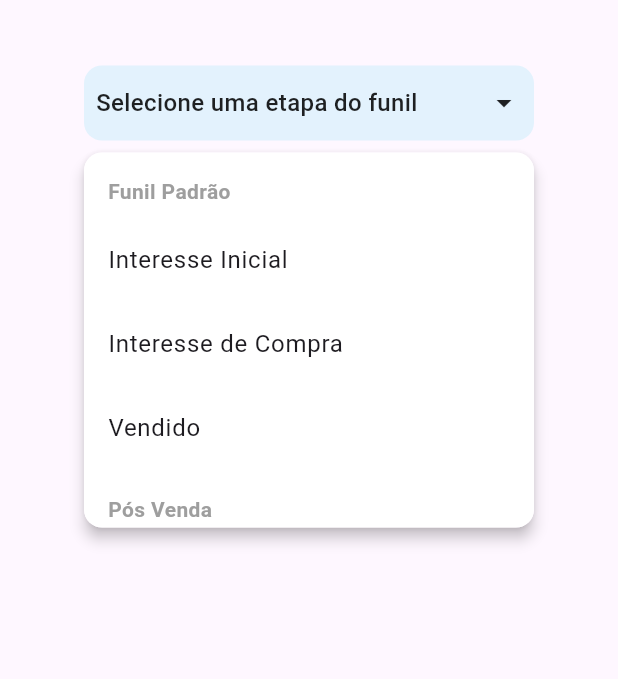
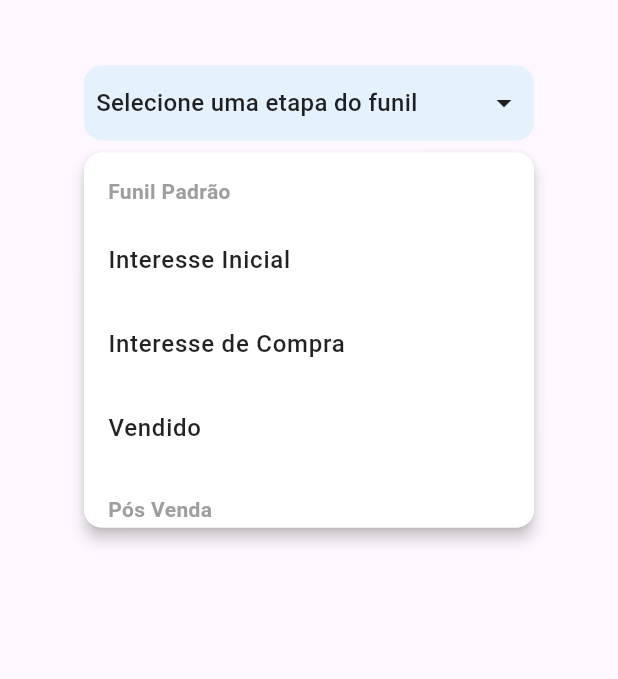
Before and after one commit to pradoui/tp_dropdown_2list, a Flutter app: the screen it shows after launch, after a tap on "Selecione uma etapa do funil", on a phone screen of 412 x 824 dp. Shown: the part 557-1236 px from the top of the screen. Run offline on Flutter 3.47's test engine with Material 3 defaults, Android fonts, the phone set to English and light mode, and no system bars.

Commit message:
Fix dropdown positioning and text style application - v1.0.1

```diff
--- a/lib/dropdown_2list.dart
+++ b/lib/dropdown_2list.dart
@@ -177,6 +177,12 @@ class _Dropdown2ListState extends State<Dropdown2List>
     final Offset offset = renderBox.localToGlobal(Offset.zero);
     final Size size = renderBox.size;
 
+    // Calcular se há espaço suficiente abaixo
+    final screenHeight = MediaQuery.of(context).size.height;
+    final spaceBelow = screenHeight - offset.dy - size.height;
+    final dropdownHeight = 250.0; // Altura máxima do dropdown
+    final shouldOpenUp = spaceBelow < dropdownHeight + 20; // 20px de margem
+
     _controller.value = 0;
     _hoveredIndexNotifier.value = null;
 
@@ -188,7 +194,9 @@ class _Dropdown2ListState extends State<Dropdown2List>
           children: [
             Positioned(
               left: offset.dx,
-              top: offset.dy + size.height + 8,
+              top: shouldOpenUp
+                  ? offset.dy - dropdownHeight - 8
+                  : offset.dy + size.height + 8,
               width: widget.width,
               child: Material(
                 elevation: 4,
@@ -203,8 +211,7 @@ class _Dropdown2ListState extends State<Dropdown2List>
                   ),
                   child: ListView.builder(
                     shrinkWrap: true,
-                    itemCount:
-                        2 +
+                    itemCount: 2 +
                         widget.itemsFirstList.length +
                         widget.itemsSecondList.length,
                     itemBuilder: (context, index) {
@@ -261,7 +268,10 @@ class _Dropdown2ListState extends State<Dropdown2List>
                                                       _selectItem(id, text),
                                                 )
                                               : null,
-                                          title: Text(text),
+                                          title: Text(
+                                            text,
+                                            style: widget.textStyle,
+                                          ),
                                           onTap: () => _selectItem(id, text),
                                         ),
                                       ),
@@ -327,7 +337,10 @@ class _Dropdown2ListState extends State<Dropdown2List>
                                                     _selectItem(id, text),
                                               )
                                             : null,
-                                        title: Text(text),
+                                        title: Text(
+                                          text,
+                                          style: widget.textStyle,
+                                        ),
                                         onTap: () => _selectItem(id, text),
                                       ),
                                     ),
--- a/pubspec.yaml
+++ b/pubspec.yaml
@@ -1,6 +1,6 @@
 name: tp_dropdown_2list
 description: A customizable dropdown widget for Flutter that supports dual-category item selection with both single and multi-select capabilities.
-version: 1.0.0
+version: 1.0.1
 homepage: https://github.com/pradoui/tp_dropdown_2list
 repository: https://github.com/pradoui/tp_dropdown_2list
 issue_tracker: https://github.com/pradoui/tp_dropdown_2list/issues
```
Also changed, not shown: 1 other file.
